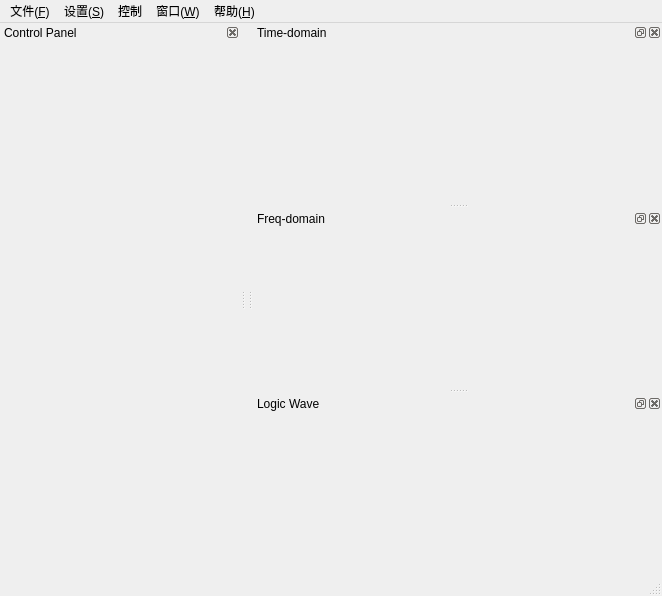
Above: soft/zebra-scope-4x/mainwindow.ui from Quenii/ADCEVM before the change. Below: the same form after it.
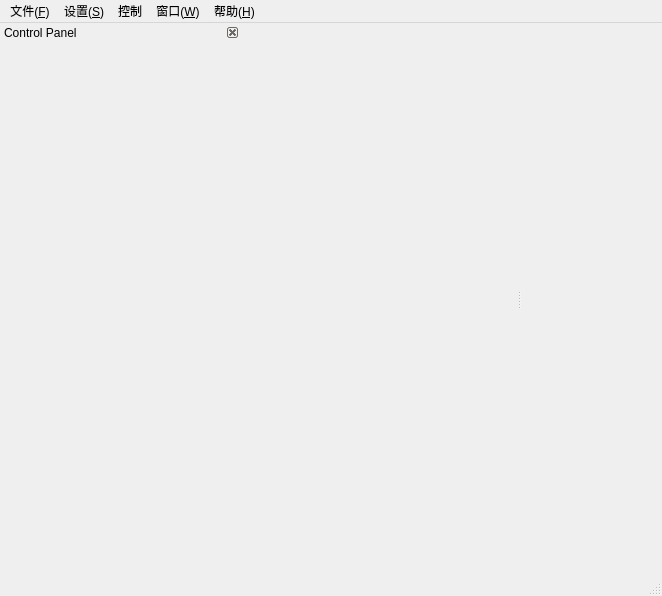
That is the form after the change. Custom widgets are drawn as their Qt base class.

```diff
--- a/soft/zebra-scope-4x/mainwindow.ui
+++ b/soft/zebra-scope-4x/mainwindow.ui
@@ -90,60 +90,6 @@
    <addaction name="menuHelp"/>
   </widget>
   <widget class="QStatusBar" name="statusBar"/>
-  <widget class="QDockWidget" name="dockWidgetWave">
-   <property name="sizePolicy">
-    <sizepolicy hsizetype="Expanding" vsizetype="Preferred">
-     <horstretch>0</horstretch>
-     <verstretch>0</verstretch>
-    </sizepolicy>
-   </property>
-   <property name="allowedAreas">
-    <set>Qt::RightDockWidgetArea</set>
-   </property>
-   <property name="windowTitle">
-    <string>Time-domain</string>
-   </property>
-   <attribute name="dockWidgetArea">
-    <number>2</number>
-   </attribute>
-   <widget class="QWidget" name="dockWidgetContents_4"/>
-  </widget>
-  <widget class="QDockWidget" name="dockWidgetFFT">
-   <property name="sizePolicy">
-    <sizepolicy hsizetype="Expanding" vsizetype="Preferred">
-     <horstretch>0</horstretch>
-     <verstretch>0</verstretch>
-    </sizepolicy>
-   </property>
-   <property name="allowedAreas">
-    <set>Qt::RightDockWidgetArea</set>
-   </property>
-   <property name="windowTitle">
-    <string>Freq-domain</string>
-   </property>
-   <attribute name="dockWidgetArea">
-    <number>2</number>
-   </attribute>
-   <widget class="QWidget" name="dockWidgetContents_5"/>
-  </widget>
-  <widget class="QDockWidget" name="dockWidgetLogicWave">
-   <property name="sizePolicy">
-    <sizepolicy hsizetype="Expanding" vsizetype="Preferred">
-     <horstretch>0</horstretch>
-     <verstretch>0</verstretch>
-    </sizepolicy>
-   </property>
-   <property name="allowedAreas">
-    <set>Qt::RightDockWidgetArea</set>
-   </property>
-   <property name="windowTitle">
-    <string>Logic Wave</string>
-   </property>
-   <attribute name="dockWidgetArea">
-    <number>2</number>
-   </attribute>
-   <widget class="QWidget" name="dockWidgetContents_2"/>
-  </widget>
   <widget class="QDockWidget" name="dockWidgetControlPanel">
    <property name="sizePolicy">
     <sizepolicy hsizetype="Minimum" vsizetype="Preferred">
```
Left out of the diff: 7 changed lines with no effect on the pictures.
